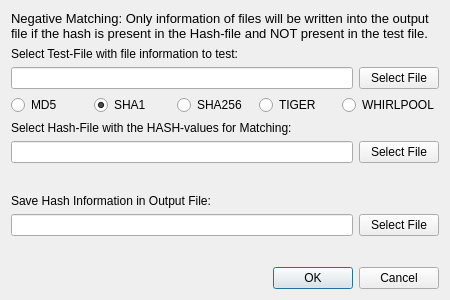
Before: the Qt Designer form src/dialognegativehashing.ui in untergasser/filecalibur, drawn with Qt 5.
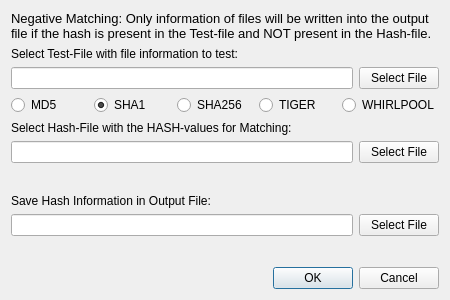
After: the same form once the commit is applied.

```diff
--- a/src/dialognegativehashing.ui
+++ b/src/dialognegativehashing.ui
@@ -24,7 +24,7 @@
       </font>
      </property>
      <property name="text">
-      <string>Negative Matching: Only information of files will be written into the output file if the hash is present in the Hash-file and NOT present in the test file.</string>
+      <string>Negative Matching: Only information of files will be written into the output file if the hash is present in the Test-file and NOT present in the Hash-file.</string>
      </property>
      <property name="wordWrap">
       <bool>true</bool>
```
